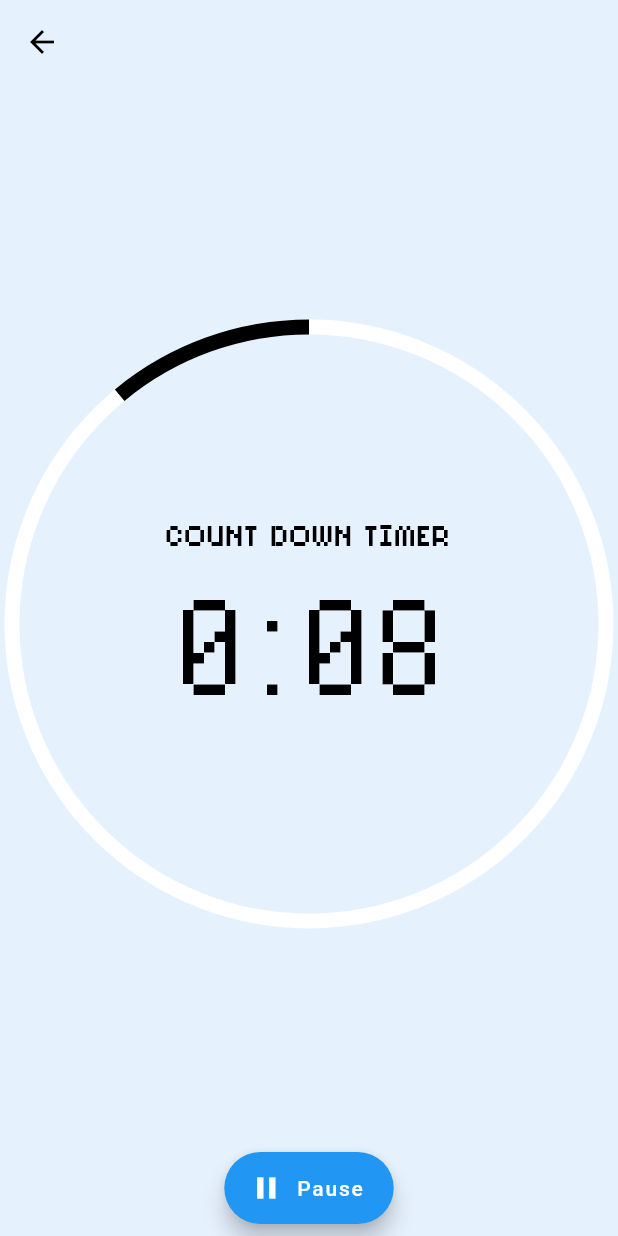
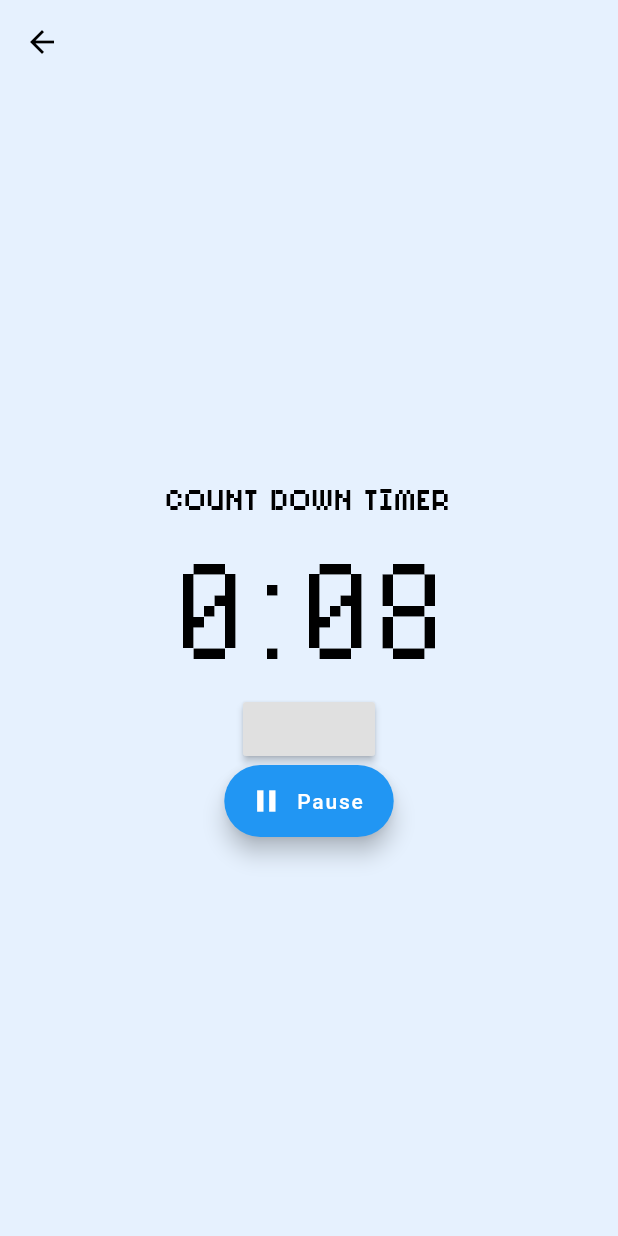
Before and after one commit to lalalawson/atech-orbital, a Flutter app: the CountDownTimer screen opened by its route, after a tap on "Play", on a phone screen of 412 x 824 dp. Run offline on Flutter 3.47's test engine with Material 2 defaults, Android fonts, the phone set to English and light mode, and no system bars; our stand-ins replace animated_text_kit, circular_countdown_timer, cloud_firestore, firebase_auth, modal_progress_hud, timer_count_down; missing offline and left inert: flutter_list_drag_and_drop; accounts and stored records are empty.

Commit message:
removed circle painter for now. not a good fit and I can't fking implement it anyway

```diff
--- a/lib/main.dart
+++ b/lib/main.dart
@@ -7,6 +7,7 @@ import 'package:purrductive/login_page/credentials_page.dart';
 import 'package:purrductive/login_page/registration_page.dart';
 import 'package:purrductive/pethomepage/PetHomePage.dart';
 import 'package:purrductive/settingspage/Settings.dart';
+import 'package:purrductive/timerpage/TimerPage.dart';
 import 'package:purrductive/timerpage/countdown.dart';
 import 'package:purrductive/todolistpage/screens/tasks_screen.dart';
 import 'package:provider/provider.dart';
--- a/lib/timerpage/CustomTimerPainter.dart
+++ b/lib/timerpage/CustomTimerPainter.dart
@@ -15,17 +15,20 @@ class CustomTimerPainter extends CustomPainter {
 
   @override
   void paint(Canvas canvas, Size size) {
+    //size = Size(150.0, 150.0);
     Paint paint = Paint()
       ..color = backgroundColor
-      ..strokeWidth = 10.0
-      ..strokeCap = StrokeCap.butt
+      ..strokeWidth = 5.0
+      ..strokeCap = StrokeCap.round
       ..style = PaintingStyle.stroke;
 
-    canvas.drawCircle(size.center(Offset.zero), size.width / 2.0, paint);
+    canvas.drawCircle(size.center(Offset.zero), size.width / 2, paint);
     paint.color = color;
     double progress = (1.0 - animation.value) * 2 * math.pi;
     canvas.drawArc(Offset.zero & size, math.pi * 1.5, -progress, false, paint);
   }
+
+  Rect myRect = Offset.zero & const Size(100.0, 100.0);
 
   @override
   bool shouldRepaint(CustomTimerPainter old) {
--- a/lib/timerpage/countdown.dart
+++ b/lib/timerpage/countdown.dart
@@ -38,33 +38,11 @@ class _CountDownTimerState extends State<CountDownTimer>
             return Padding(
               padding: EdgeInsets.all(8.0),
               child: Column(
-                mainAxisAlignment: MainAxisAlignment.spaceBetween,
-                children: <Widget>[
-                  Expanded(
-                    child: Align(
-                      alignment: FractionalOffset.center,
-                      child: AspectRatio(
-                        aspectRatio: 1.0,
-                        child: Stack(
-                          children: <Widget>[
-                            Positioned.fill(
-                              child: AnimatedBuilder(
-                                animation: controller,
-                                builder: (BuildContext context, Widget child) {
-                                  return CustomPaint(
-                                      painter: CustomTimerPainter(
-                                    animation: controller,
-                                    backgroundColor: Colors.white,
-                                    color: Colors.black,
-                                  ));
-                                },
-                              ),
-                            ),
-                            Align(
-                              alignment: FractionalOffset.center,
-                              child: Column(
                 mainAxisAlignment: MainAxisAlignment.center,
                 crossAxisAlignment: CrossAxisAlignment.center,
+                children: <Widget>[
+                  Center(
+                    child: Column(
                       children: <Widget>[
                         Text(
                           "Count Down Timer",
@@ -75,8 +53,7 @@ class _CountDownTimerState extends State<CountDownTimer>
                         ),
                         AnimatedBuilder(
                             animation: controller,
-                                      builder:
-                                          (BuildContext context, Widget child) {
+                            builder: (BuildContext context, Widget child) {
                               return Text(
                                 timerString,
                                 style: TextStyle(
@@ -88,10 +65,8 @@ class _CountDownTimerState extends State<CountDownTimer>
                       ],
                     ),
                   ),
-                          ],
-                        ),
-                      ),
-                    ),
+                  RaisedButton(
+                    onPressed: () {},
                   ),
                   AnimatedBuilder(
                       animation: controller,
@@ -120,3 +95,89 @@ class _CountDownTimerState extends State<CountDownTimer>
     );
   }
 }
+
+//body: AnimatedBuilder(
+//animation: controller,
+//builder: (context, child) {
+//return Padding(
+//padding: EdgeInsets.all(8.0),
+//child: Column(
+//mainAxisAlignment: MainAxisAlignment.spaceBetween,
+//children: <Widget>[
+//Expanded(
+//child: Align(
+//alignment: FractionalOffset.center,
+//child: AspectRatio(
+//aspectRatio: 1.0,
+//child: Stack(
+//children: <Widget>[
+//Positioned.fill(
+//child: AnimatedBuilder(
+//animation: controller,
+//builder: (BuildContext context, Widget child) {
+//return CustomPaint(
+//painter: CustomTimerPainter(
+//animation: controller,
+//backgroundColor: Colors.white,
+//color: Colors.black,
+//));
+//},
+//),
+//),
+//Align(
+//alignment: FractionalOffset.topCenter,
+//child: Column(
+//mainAxisAlignment: MainAxisAlignment.center,
+//crossAxisAlignment: CrossAxisAlignment.center,
+//children: <Widget>[
+//Text(
+//"Count Down Timer",
+//style: TextStyle(
+//fontFamily: 'pixelsix',
+//fontSize: 20.0,
+//color: Colors.black),
+//),
+//AnimatedBuilder(
+//animation: controller,
+//builder:
+//(BuildContext context, Widget child) {
+//return Text(
+//timerString,
+//style: TextStyle(
+//fontFamily: 'PixelOperator',
+//fontSize: 112.0,
+//color: Colors.black),
+//);
+//}),
+//],
+//),
+//),
+//],
+//),
+//),
+//),
+//),
+//AnimatedBuilder(
+//animation: controller,
+//builder: (context, child) {
+//return FloatingActionButton.extended(
+//onPressed: () {
+//if (controller.isAnimating)
+//controller.stop();
+//else {
+//controller.reverse(
+//from: controller.value == 0.0
+//? 1.0
+//    : controller.value);
+//}
+//},
+//icon: Icon(controller.isAnimating
+//? Icons.pause
+//    : Icons.play_arrow),
+//label: Text(
+//controller.isAnimating ? "Pause" : "Play"));
+//}),
+//],
+//),
+//);
+//}),
--- a/pubspec.yaml
+++ b/pubspec.yaml
@@ -31,6 +31,7 @@ dependencies:
   firebase_auth: ^0.16.1
   cloud_firestore: ^0.13.6
   modal_progress_hud: ^0.1.3
+  circular_countdown_timer: ^0.0.4
 
   # The following adds the Cupertino Icons font to your application.
   # Use with the CupertinoIcons class for iOS style icons.
```
Also changed, not shown: lib/timerpage/TimerPage.dart (+23 -0 lines), pubspec.lock. Lines whose indentation alone changed are shown as unchanged.
